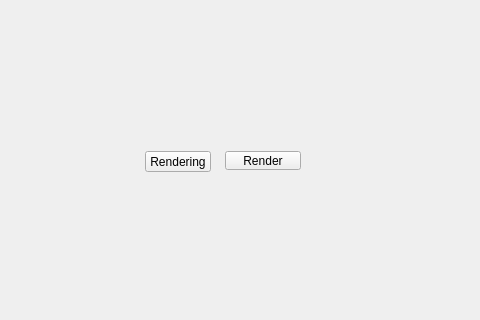
The window that tentacle/ui/rendering#submenu.ui (m3trik/tentacle) describes before a commit, drawn with Qt 5; both pictures show x 120 to 600 and y 139 to 459 of the 600 by 600 pixel window.
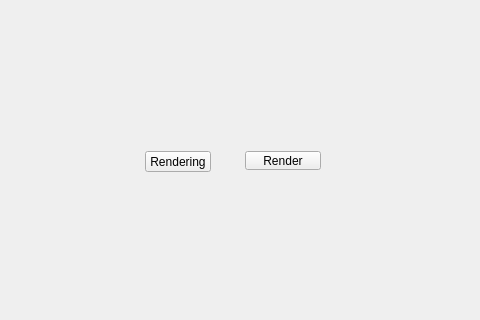
The same window after the commit. Custom widgets are drawn as their Qt base class.

```diff
--- a/tentacle/ui/rendering#submenu.ui
+++ b/tentacle/ui/rendering#submenu.ui
@@ -84,7 +84,7 @@
    <widget class="PushButton" name="tb001">
     <property name="geometry">
      <rect>
-      <x>345</x>
+      <x>365</x>
       <y>290</y>
       <width>76</width>
       <height>19</height>
```
